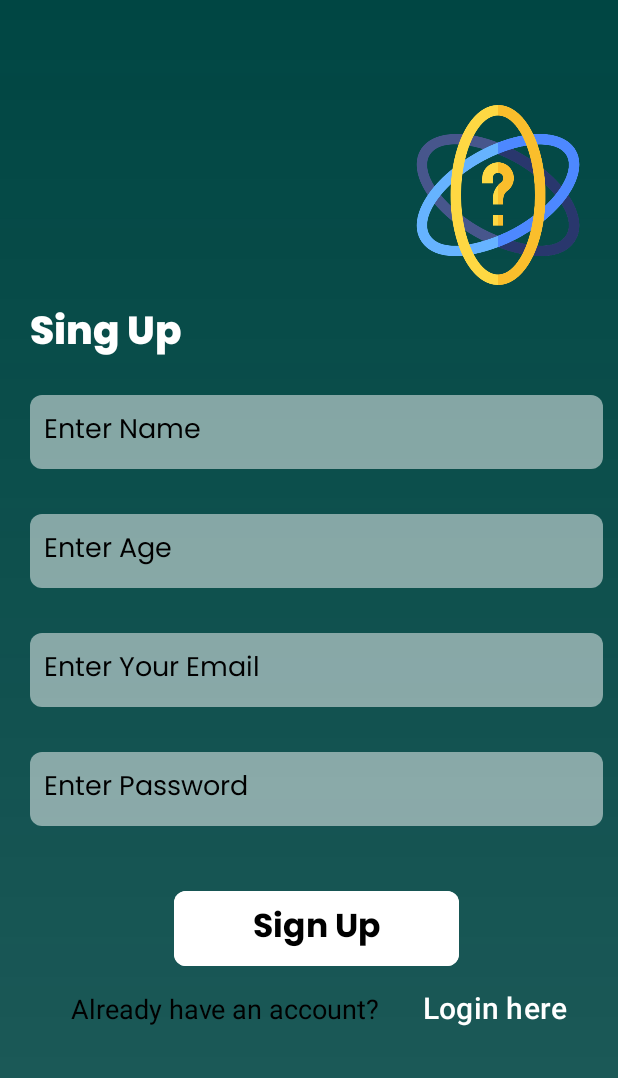
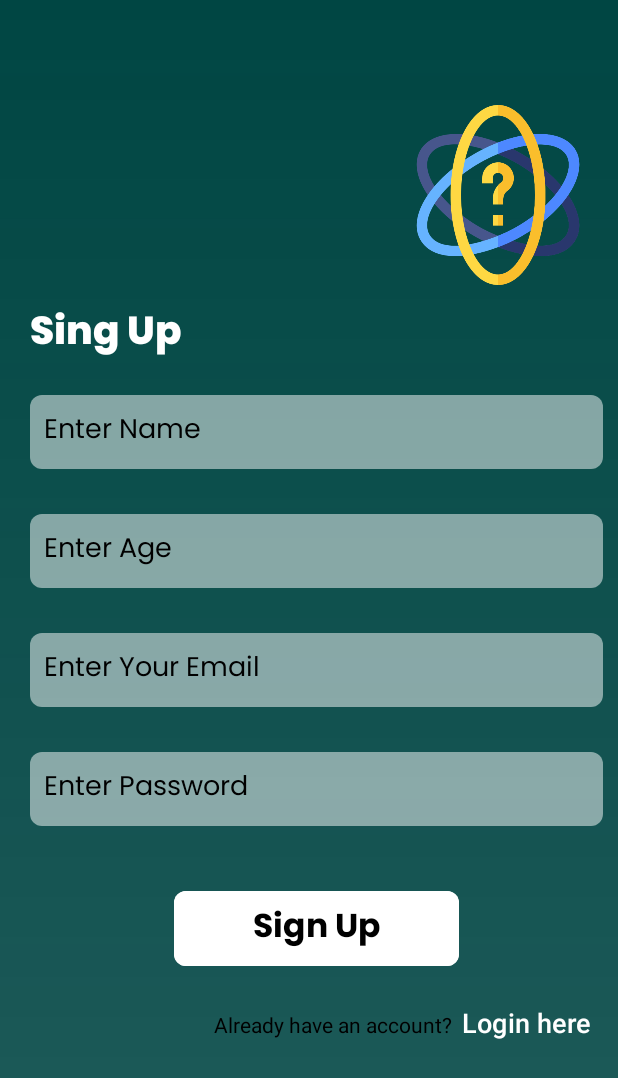
Before and after one commit to Amartyakaushik/Brain-Gain, an Android app: the SignUpPage screen opened directly, with no data from a screen before it, on a phone screen of 412 x 824 dp. Shown: the top 1078 px of the screen. Run offline under Robolectric (Android 15) with nearby library versions, the phone set to English and light mode, and no system bars; our stand-ins replace Firebase (no records; nobody signed in at launch, a user with empty details on screens opened directly); plain views replace Constra.

Commit message:
Updated Signup page (immediate sign out after successful registration of new user and before redirecting to the login page to prevent auto redirection to the home page when the user restart the application without logging). Also updated the color of text in the splash screen.

```diff
--- a/app/src/main/res/layout/activity_signup_page.xml
+++ b/app/src/main/res/layout/activity_signup_page.xml
@@ -102,23 +102,26 @@
             android:layout_width="match_parent"
             android:layout_height="wrap_content"
             android:orientation="horizontal"
-            android:gravity="right">
+            android:gravity="right"
+            android:layout_marginTop="10dp">
 
         <TextView
             android:layout_width="wrap_content"
             android:layout_height="wrap_content"
             android:text="Already have an account? "
-            android:textSize="18sp"
+            android:textSize="14sp"
             android:textColor="@color/black"/>
         <Button
             android:id="@+id/btn_login"
             android:layout_width="wrap_content"
             android:layout_height="wrap_content"
             android:text="Login here"
+            android:paddingStart="3dp"
+            android:paddingEnd="8dp"
             android:textAlignment="viewStart"
             android:textColor="@color/white"
             android:background="@android:color/transparent"
-            android:textSize="20sp"/>
+            android:textSize="18sp"/>
         </androidx.appcompat.widget.LinearLayoutCompat>
 
 
--- a/app/src/main/res/layout/activity_splash_screen.xml
+++ b/app/src/main/res/layout/activity_splash_screen.xml
@@ -26,7 +26,7 @@
         android:fontFamily="cursive"
         android:text="Welcome!"
         android:textAlignment="center"
-        android:textColor="@color/black"
+        android:textColor="@color/white"
         android:textSize="38sp"
         android:textStyle="bold"
         app:layout_constraintEnd_toEndOf="@+id/icon"
@@ -42,7 +42,7 @@
         android:textStyle="bold"
         android:text="Nice to meet you! \n Let's make your knowledge great"
         android:textAlignment="center"
-        android:textColor="@color/black"
+        android:textColor="@color/white"
         android:textSize="23sp"
         app:layout_constraintEnd_toEndOf="@+id/welcomeText"
         app:layout_constraintStart_toStartOf="@+id/welcomeText"
```
Also changed, not shown: app/src/main/java/com/example/braingain/Authenticate/SignUpPage.kt (+6 -3 lines).
